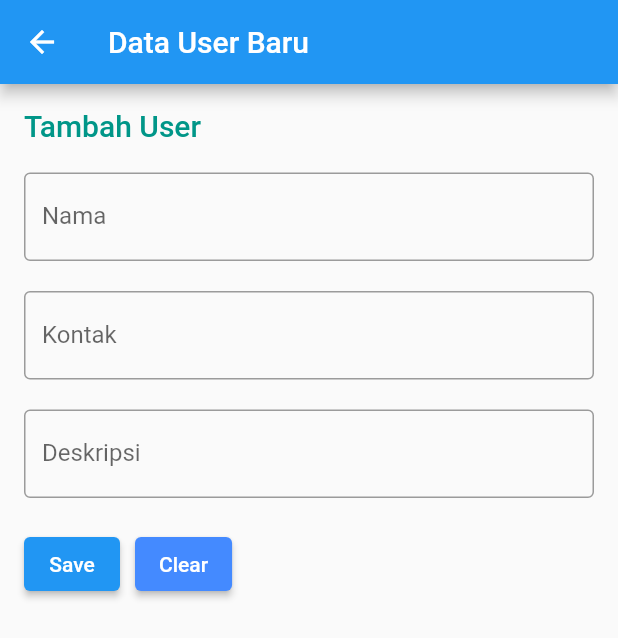
After one commit to isanmh/flutter_jabar, a Flutter app: the IndexUser screen opened by its route, after a tap on the "add" icon, on a phone screen of 412 x 824 dp. The commit adds this screen. Shown: the top 638 px of the screen. Run offline on Flutter 3.47's test engine with Material 2 defaults, Android fonts, the phone set to English and light mode, and no system bars; our stand-ins replace carousel_slider, google_nav_bar, shared_preferences, sqflite, webview_flutter; missing offline and left inert: shared_preferences_web; accounts and stored records are empty.

Commit message:
Add: crud sqflite

```diff
--- /dev/null
+++ b/lib/helpers/sqflite/database_connection.dart
@@ -0,0 +1,22 @@
+import 'package:path_provider/path_provider.dart';
+import 'package:path/path.dart';
+import 'package:sqflite/sqflite.dart';
+
+class DatabaseConnection {
+  Future<Database> setDatabase() async {
+    // untuk menyimpana database pada path local
+    var dir = await getApplicationDocumentsDirectory();
+    var path = join(dir.path, 'db_crud');
+    // cara membuat database
+    var database =
+        await openDatabase(path, version: 1, onCreate: _createDatabase);
+    return database;
+  }
+
+  // koneksi dan create database
+  Future<void> _createDatabase(Database database, int version) async {
+    String sql =
+        "CREATE TABLE users (id INTEGER PRIMARY KEY,name TEXT,contact TEXT,description TEXT);";
+    await database.execute(sql);
+  }
+}
--- /dev/null
+++ b/lib/helpers/sqflite/repository.dart
@@ -0,0 +1,55 @@
+// repo untuk service users
+import 'package:flutterv3/helpers/sqflite/database_connection.dart';
+import 'package:sqflite/sqflite.dart';
+
+class Repository {
+  late DatabaseConnection _databaseConnection;
+  Repository() {
+    _databaseConnection = DatabaseConnection();
+  }
+
+  // koneksi database ke repo yang kita miliki untuk melakuka query SQL
+  static Database? _database;
+  Future<Database?> get database async {
+    // cek koneksi database
+    if (_database != null) {
+      return _database;
+    } else {
+      _database = await _databaseConnection.setDatabase();
+      return _database;
+    }
+  }
+
+  // query select untuk sevices menggunakan ORM
+  // insert, update, delete, query
+  // get all data
+  readData(table) async {
+    var connection = await database;
+    return await connection?.query(table);
+  }
+
+  // insert data
+  insertData(table, data) async {
+    var connection = await database;
+    return await connection?.insert(table, data);
+  }
+
+  // update user by id
+  updateData(table, data) async {
+    var connection = await database;
+    return await connection
+        ?.update(table, data, where: 'id=?', whereArgs: [data['id']]);
+  }
+
+  // delete data
+  deleteDatabyId(table, itemId) async {
+    var connection = await database;
+    return await connection?.rawDelete("DELETE FROM $table WHERE id=$itemId");
+  }
+
+  // get detail user dengan id
+  readDataById(table, itemId) async {
+    var connection = await database;
+    return await connection?.query(table, where: 'id=?', whereArgs: [itemId]);
+  }
+}
--- a/lib/main.dart
+++ b/lib/main.dart
@@ -10,6 +10,7 @@ import 'package:flutterv3/pages/CallApiGlobal/album_api.dart';
 import 'package:flutterv3/pages/CallApiGlobal/album_page.dart';
 import 'package:flutterv3/pages/CallApiGlobal/post_page.dart';
 import 'package:flutterv3/pages/CallApiGlobal/slider_pages.dart';
+import 'package:flutterv3/pages/crudsql/index_user.dart';
 import 'package:flutterv3/pages/splash_page.dart';
 import 'package:flutterv3/slicing/chatty.dart';
 import 'package:flutterv3/webview/web_view.dart';
@@ -41,6 +42,7 @@ class MyApp extends StatelessWidget {
         '/albumpage': (context) => const AlbumPage(),
         '/postpage': (context) => const PostPage(),
         '/sliderpage': (context) => const SliderPage(),
+        '/viewdata': (context) => const IndexUser(),
       },
       // home: BottomNav(),
     );
--- /dev/null
+++ b/lib/models/sqflite/User.dart
@@ -0,0 +1,17 @@
+class User {
+  int? id;
+  String? name;
+  String? contact;
+  String? description;
+
+  // mapping untuk melooping data ke dalam array/object
+
+  userMap() {
+    var mapping = Map<String, dynamic>();
+    mapping['id'] = id ?? null;
+    mapping['name'] = name!;
+    mapping['contact'] = contact!;
+    mapping['description'] = description!;
+    return mapping;
+  }
+}
--- a/lib/pages/CallApiGlobal/post_page.dart
+++ b/lib/pages/CallApiGlobal/post_page.dart
@@ -60,7 +60,7 @@ class _PostPageState extends State<PostPage> {
                     title: Text(_postList[index]['title']),
                     subtitle: Text(_postList[index]['body']),
                     leading: const Icon(
-                      Icons.newspaper,
+                      Icons.article_outlined,
                     ),
                   ),
                 );
--- /dev/null
+++ b/lib/pages/crudsql/addUser.dart
@@ -0,0 +1,132 @@
+import 'package:flutter/material.dart';
+import 'package:flutterv3/models/sqflite/User.dart';
+import 'package:flutterv3/services/sqflite/userService.dart';
+
+class AddUser extends StatefulWidget {
+  const AddUser({Key? key}) : super(key: key);
+
+  @override
+  State<AddUser> createState() => _AddUserState();
+}
+
+class _AddUserState extends State<AddUser> {
+  final _userNameController = TextEditingController();
+  final _userContactController = TextEditingController();
+  final _userDescriptionController = TextEditingController();
+  bool _validateName = false;
+  bool _validateContact = false;
+  bool _validateDescription = false;
+  // butuh model untuk menampung state yang baru
+  final _userService = UserService();
+
+  @override
+  Widget build(BuildContext context) {
+    return Scaffold(
+      appBar: AppBar(
+        title: const Text("Data User Baru"),
+      ),
+      body: SingleChildScrollView(
+        child: Container(
+          padding: const EdgeInsets.all(16),
+          child: Column(
+            crossAxisAlignment: CrossAxisAlignment.start,
+            children: [
+              const Text(
+                'Tambah User',
+                style: TextStyle(
+                  fontSize: 20,
+                  color: Colors.teal,
+                  fontWeight: FontWeight.w500,
+                ),
+              ),
+              const SizedBox(height: 20),
+              TextField(
+                controller: _userNameController,
+                decoration: InputDecoration(
+                  border: const OutlineInputBorder(),
+                  hintText: 'Masukan Nama..',
+                  labelText: 'Nama',
+                  errorText: _validateName ? 'Nama harus diisi' : null,
+                ),
+              ),
+              const SizedBox(height: 20),
+              TextField(
+                controller: _userContactController,
+                decoration: InputDecoration(
+                  border: const OutlineInputBorder(),
+                  hintText: 'Masukan Contact hp..',
+                  labelText: 'Kontak',
+                  errorText: _validateContact ? 'Kontak harus diisi' : null,
+                ),
+                keyboardType: TextInputType.number,
+                obscureText: true,
+              ),
+              const SizedBox(height: 20),
+              TextField(
+                controller: _userDescriptionController,
+                decoration: InputDecoration(
+                  border: const OutlineInputBorder(),
+                  hintText: 'Masukan Deskripsi..',
+                  labelText: 'Deskripsi',
+                  errorText:
+                      _validateDescription ? 'Deskripsi harus diisi' : null,
+                ),
+              ),
+              const SizedBox(height: 20),
+              Row(
+                children: [
+                  ElevatedButton(
+                    onPressed: () async {
+                      setState(() {
+                        _userNameController.text.isEmpty
+                            ? _validateName = true
+                            : _validateName = false;
+                        _userContactController.text.isEmpty
+                            ? _validateContact = true
+                            : _validateContact = false;
+                        _userDescriptionController.text.isEmpty
+                            ? _validateDescription = true
+                            : _validateDescription = false;
+                      });
+                      // jika validasi benar lakukan save ke database
+                      if (_validateName == false &&
+                          _validateContact == false &&
+                          _validateDescription == false) {
+                        // cek
+                        // print("Oke validasi benar");
+                        // masukkan ke database
+                        final _user = User();
+                        _user.name = _userNameController.text;
+                        _user.contact = _userContactController.text;
+                        _user.description = _userDescriptionController.text;
+                        // panggil service insert
+                        final result = await _userService.SaveUser(_user);
+                        Navigator.pop(context, result);
+                      }
+                    },
+                    child: const Text('Save'),
+                  ),
+                  const SizedBox(
+                    width: 10.0,
+                  ),
+                  // clear form
+                  ElevatedButton(
+                    style: ElevatedButton.styleFrom(
+                      primary: Colors.blueAccent,
+                    ),
+                    onPressed: () {
+                      _userNameController.clear();
+                      _userContactController.clear();
+                      _userDescriptionController.clear();
+                    },
+                    child: const Text('Clear'),
+                  ),
+                ],
+              ),
+            ],
+          ),
+        ),
+      ),
+    );
+  }
+}
--- /dev/null
+++ b/lib/pages/crudsql/index_user.dart
@@ -0,0 +1,174 @@
+import 'package:flutter/material.dart';
+import 'package:flutterv3/models/sqflite/User.dart';
+import 'package:flutterv3/pages/crudsql/addUser.dart';
+import 'package:flutterv3/pages/crudsql/editUser.dart';
+import 'package:flutterv3/pages/crudsql/viewUser.dart';
+import 'package:flutterv3/services/sqflite/userService.dart';
+
+class IndexUser extends StatefulWidget {
+  const IndexUser({Key? key}) : super(key: key);
+
+  @override
+  State<IndexUser> createState() => _IndexUserState();
+}
+
+class _IndexUserState extends State<IndexUser> {
+  // buat var kosong untuk menampung data dari database
+  late List<User> _userList = <User>[];
+  final _userService = UserService();
+
+  // buat fungsi untuk mengambil seluruh data
+  getAllUser() async {
+    // memanggil user service
+    var users = await _userService.readAllUser();
+    _userList = <User>[];
+    // ganti isi user [] dengan data dari database
+    print(users);
+    users.forEach((user) {
+      setState(() {
+        var userModel = User();
+        userModel.id = user['id'];
+        userModel.name = user['name'];
+        userModel.contact = user['contact'];
+        userModel.description = user['description'];
+        _userList.add(userModel);
+      });
+    });
+  }
+
+  // buat fungsi Snack bar untuk pesan
+  _showSuccessMessage(String msg) {
+    ScaffoldMessenger.of(context).showSnackBar(
+      SnackBar(
+        content: Text(msg),
+      ),
+    );
+  }
+
+  // fungsi untuk delete user
+  _deleteFormDialog(BuildContext context, userId) {
+    return showDialog(
+      context: context,
+      builder: (param) {
+        return AlertDialog(
+          title: const Text(
+            "Apakah data ingin dihapus?",
+            style: TextStyle(
+              color: Colors.teal,
+              fontSize: 20,
+            ),
+          ),
+          actions: [
+            ElevatedButton(
+              onPressed: () async {
+                // fungsi service delete
+                var result = await _userService.deleteUser(userId);
+                // cek jika id ada atau data ada
+                if (result != null) {
+                  getAllUser();
+                  Navigator.pop(context);
+                  _showSuccessMessage("User berhasil didelete");
+                }
+              },
+              child: const Text("Delete"),
+            ),
+            ElevatedButton(
+              style: ElevatedButton.styleFrom(
+                primary: Colors.orange,
+              ),
+              onPressed: () {
+                Navigator.pop(context);
+              },
+              child: const Text("Close"),
+            ),
+          ],
+        );
+      },
+    );
+  }
+
+  // buat constructor untuk fungsi2 yg pertama kali dijalankan
+  @override
+  void initState() {
+    getAllUser();
+    super.initState();
+  }
+
+  @override
+  Widget build(BuildContext context) {
+    return Scaffold(
+      appBar: AppBar(
+        title: const Text("CRUD APP SQFLite"),
+      ),
+      body: ListView.builder(
+        itemCount: _userList.length,
+        itemBuilder: (context, index) {
+          return Card(
+            child: ListTile(
+              onTap: () {
+                Navigator.push(
+                  context,
+                  MaterialPageRoute(
+                    builder: (context) => ViewUser(
+                      user: _userList[index],
+                    ),
+                  ),
+                );
+              },
+              leading: const Icon(Icons.person),
+              title: Text(_userList[index].name ?? ''),
+              subtitle: Text(_userList[index].contact ?? ''),
+              trailing: Row(mainAxisSize: MainAxisSize.min, children: [
+                IconButton(
+                  onPressed: () {
+                    Navigator.push(
+                      context,
+                      MaterialPageRoute(
+                        builder: (context) => EditUser(
+                          user: _userList[index],
+                        ),
+                      ),
+                    ).then((data) {
+                      if (data != null) {
+                        getAllUser();
+                        _showSuccessMessage("Data user berhasil diupdate");
+                      }
+                    });
+                  },
+                  icon: const Icon(
+                    Icons.edit,
+                  ),
+                ),
+                IconButton(
+                  onPressed: () {
+                    _deleteFormDialog(context, _userList[index].id);
+                  },
+                  icon: const Icon(
+                    Icons.delete,
+                    color: Colors.red,
+                  ),
+                ),
+              ]),
+            ),
+          );
+        },
+      ),
+      floatingActionButton: FloatingActionButton(
+        onPressed: () {
+          Navigator.push(
+            context,
+            MaterialPageRoute(
+              builder: (context) => const AddUser(),
+            ),
+          ).then((data) {
+            if (data != null) {
+              getAllUser();
+              _showSuccessMessage("Data user berhasil didapatkan");
+            }
+          });
+        },
+        child: const Icon(Icons.add),
+      ),
+    );
+  }
+}
--- a/lib/pages/servicepage.dart
+++ b/lib/pages/servicepage.dart
@@ -37,6 +37,12 @@ class ServicePage extends StatelessWidget {
               },
               child: const Text('Slider Image Reqresin'),
             ),
+            ElevatedButton(
+              onPressed: () {
+                Navigator.pushNamed(context, '/viewdata');
+              },
+              child: const Text('SQFlite CRUD'),
+            ),
           ],
         ),
       ),
--- /dev/null
+++ b/lib/services/sqflite/userService.dart
@@ -0,0 +1,30 @@
+import 'package:flutterv3/helpers/sqflite/repository.dart';
+import 'package:flutterv3/models/sqflite/User.dart';
+
+class UserService {
+  late Repository _repository;
+  // koneksi ke database lewat repo
+  UserService() {
+    _repository = Repository();
+  }
+
+  // save service user /insert into user values (usermap)
+  SaveUser(User user) async {
+    return await _repository.insertData('users', user.userMap());
+  }
+
+  // get All / SELECT *
+  readAllUser() async {
+    return await _repository.readData('users');
+  }
+
+  // edit / update user
+  updateUser(User user) async {
+    return await _repository.updateData('users', user.userMap());
+  }
+
+  // delete user service
+  deleteUser(userId) async {
+    return await _repository.deleteDatabyId('users', userId);
+  }
+}
--- a/pubspec.yaml
+++ b/pubspec.yaml
@@ -42,6 +42,8 @@ dependencies:
   http: ^0.13.5
   shared_preferences: ^2.0.15
   carousel_slider: ^4.1.1
+  sqflite: ^2.0.2
+  path_provider: ^2.0.11
 
 dev_dependencies:
   flutter_test:
@@ -53,6 +55,7 @@ dev_dependencies:
   # package. See that file for information about deactivating specific lint
   # rules and activating additional ones.
   # flutter_lints: ^2.0.0
+  flutter_lints: ^1.0.0
 
 # For information on the generic Dart part of this file, see the
 # following page: https://dart.dev/tools/pub/pubspec
```
Also changed, not shown: catatan Flutter.txt (added, +41 -0 lines), lib/generated_plugin_registrant.dart (added, +16 -0 lines), lib/pages/crudsql/editUser.dart (added, +128 -0 lines), lib/pages/crudsql/viewUser.dart (added, +44 -0 lines), pubspec.lock, 2 other files.
